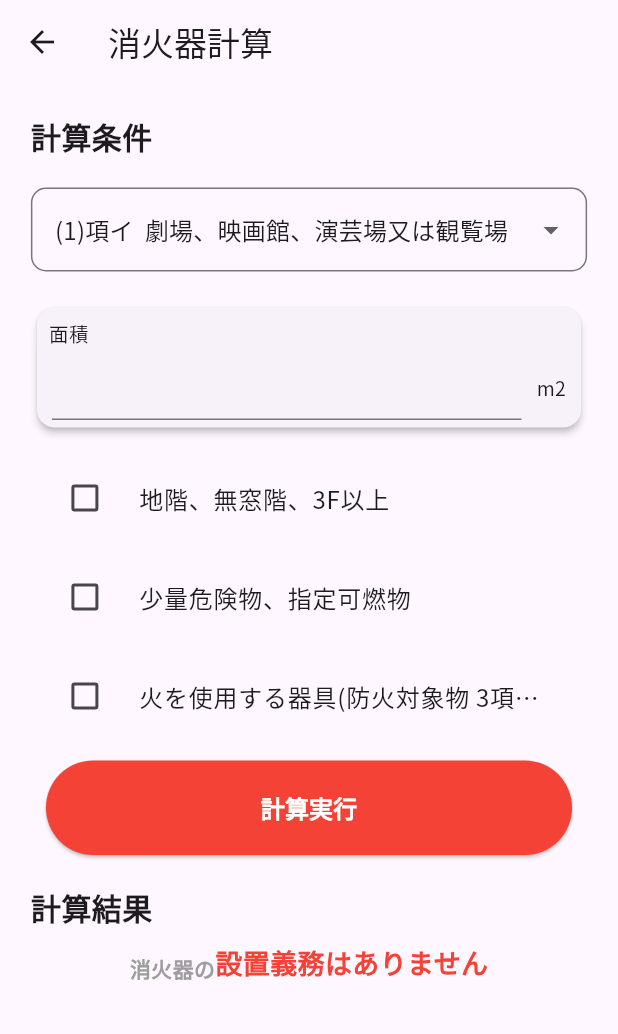
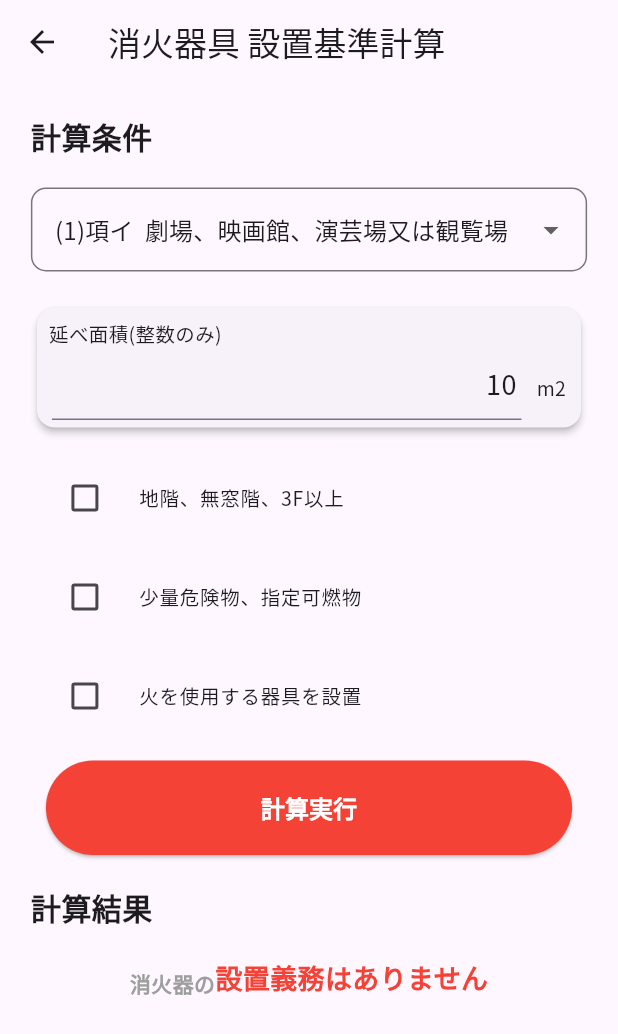
Before and after one commit to snova301/firefight-equip-app, a Flutter app: the FireExtRequirePage screen opened directly, on a phone screen of 412 x 824 dp. Shown: the top 1034 px of the screen. Run offline on Flutter 3.47's test engine with Material 2 defaults, Android fonts, the phone set to English and light mode, and no system bars; our stand-ins replace firebase_analytics, firebase_core, firebase_crashlytics, flutter_riverpod, freezed_annotation, shared_preferences; accounts and stored records are empty; generated files the repository leaves out were written again.

Commit message:
fire ext require page

```diff
--- a/analysis_options.yaml
+++ b/analysis_options.yaml
@@ -31,5 +31,7 @@ linter:
 
 # add freezed
 analyzer:
+  exclude:
+    - "**/*.g.dart"
   errors:
     invalid_annotation_target: ignore
--- a/lib/src/model/data_class.dart
+++ b/lib/src/model/data_class.dart
@@ -13,10 +13,12 @@ class FireExtRequireClass with _$FireExtRequireClass {
     required FirePreventPropertyEnum firePreventProperty, // 防火対象物種類
     required int sq, // 面積
     required bool isNoWindow, // 地階、無窓階、3F以上
+    required bool isCombust, // 少量危険物、指定可燃物
+    required bool isUsedFire, // 火を使用する器具(防火対象物 3項の判断に使用)
 
     /// 出力
-    /// 消火器設置が義務
-    required bool isNeeded,
+    required String strOut, // 消火器設置が義務かどうか
+    required String reason, // 消火器具が必要な理由
   }) = _FireExtRequireClass;
 
   /// from Json
--- a/lib/src/model/enum_class.dart
+++ b/lib/src/model/enum_class.dart
@@ -8,9 +8,9 @@ import 'package:firefight_equip/src/view/pages/setting_page.dart';
 /// ページ名enum
 enum PageNameEnum {
   toppage('トップページ', MyHomePage(), Icons.home_rounded),
-  fireExt('消火器計算', SelectFireExtPage(), Icons.fire_extinguisher),
-  fireExtRequ('消火器 設置基準計算', FireExtRequirePage(), Icons.fire_extinguisher),
-  fireExtCapa('消火器 能力単位計算', FireExtRequirePage(), Icons.fire_extinguisher),
+  fireExt('消火器具計算', SelectFireExtPage(), Icons.fire_extinguisher),
+  fireExtRequ('消火器具 設置基準計算', FireExtRequirePage(), Icons.fire_extinguisher),
+  fireExtCapa('消火器具 能力単位計算', FireExtRequirePage(), Icons.fire_extinguisher),
   setting('設定', SettingPage(), Icons.settings),
   about('About', AboutPage(), Icons.info_outline);
 
@@ -34,7 +34,8 @@ enum FirePreventPropertyEnum {
   no4('(4)項  百貨店、マーケット、その他', true),
   no5I('(5)項イ  旅館、ホテル、宿泊所、その他', true),
   no5Ro('(5)項ロ  寄宿舎、下宿又は共同住宅', false),
-  no6I('(6)項イ  病院、診療所、助産所', true),
+  no6I123('(6)項イ1〜3  入院施設がある病院、診療所、助産所', true),
+  no6I4('(6)項イ4  入院施設がない診療所、助産所', true),
   no6Ro('(6)項ロ  特別養護老人ホーム、救護施設、乳児院、障害児入所施設、その他', true),
   no6Ha('(6)項ハ  老人デイサービスセンター、更生施設、保育所、その他', true),
   no6Ni('(6)項ニ  幼稚園又は特別支援学校', true),
--- a/lib/src/notifiers/fire_ext_require_notifier.dart
+++ b/lib/src/notifiers/fire_ext_require_notifier.dart
@@ -17,7 +17,10 @@ class FireExtRequireNotifier extends StateNotifier<FireExtRequireClass> {
           firePreventProperty: FirePreventPropertyEnum.no1I,
           sq: 10,
           isNoWindow: false,
-          isNeeded: false,
+          isCombust: false,
+          isUsedFire: false,
+          strOut: '設置義務はありません',
+          reason: '',
         ));
 
   /// 防火対象物の更新
@@ -25,23 +28,128 @@ class FireExtRequireNotifier extends StateNotifier<FireExtRequireClass> {
     state = state.copyWith(firePreventProperty: newProperty);
   }
 
+  /// 面積の更新
+  void updateSq(String newVal) {
+    state = state.copyWith(sq: int.parse(newVal));
+  }
+
   /// 無窓階真偽値の更新
   void updateIsNoWindow(bool newBool) {
     state = state.copyWith(isNoWindow: newBool);
   }
 
-  // /// 全データの更新
-  // void updateAll(Map<String, FireExtRequireClass> data) {
-  //   state = {...data};
-  // }
+  /// 指定可燃物真偽値の更新
+  void updateIsCombust(bool newBool) {
+    state = state.copyWith(isCombust: newBool);
+  }
 
+  /// 火を使う器具真偽値の更新
+  void updateIsUsedFire(bool newBool) {
+    state = state.copyWith(isUsedFire: newBool);
+  }
+
+  /// 計算実行
+  void run() {
+    /// 読み込み
+    final firePreventProperty = state.firePreventProperty;
+    final sq = state.sq;
+    final isNoWindow = state.isNoWindow;
+    final isCombust = state.isCombust;
+    final isUsedFire = state.isUsedFire;
+
+    /// 入力条件をもとに判断
+    if (
+        // 延べ面積に関係なく設置義務がある防火対象物
+        // 1項イ、2項、6項イ1-3、6項ロ、16の2項、16の3項、17項、20項
+        firePreventProperty == FirePreventPropertyEnum.no1I ||
+            firePreventProperty == FirePreventPropertyEnum.no2I ||
+            firePreventProperty == FirePreventPropertyEnum.no2Ro ||
+            firePreventProperty == FirePreventPropertyEnum.no2Ha ||
+            firePreventProperty == FirePreventPropertyEnum.no2Ni ||
+            firePreventProperty == FirePreventPropertyEnum.no6I123 ||
+            firePreventProperty == FirePreventPropertyEnum.no6Ro ||
+            firePreventProperty == FirePreventPropertyEnum.no16No2 ||
+            firePreventProperty == FirePreventPropertyEnum.no16No3 ||
+            firePreventProperty == FirePreventPropertyEnum.no17 ||
+            firePreventProperty == FirePreventPropertyEnum.no20) {
+      state = state.copyWith(strOut: '設置義務があります');
+      state = state.copyWith(reason: '※ 延べ面積に関係なく消火器具の設置が義務');
+    } else if (
+        // 延べ面積に関係なく設置義務がある防火対象物
+        // 3項の火を使用する設備を使う場合
+        (firePreventProperty == FirePreventPropertyEnum.no3I ||
+                firePreventProperty == FirePreventPropertyEnum.no3Ro) &&
+            isUsedFire) {
+      state = state.copyWith(strOut: '設置義務があります');
+      state =
+          state.copyWith(reason: '※ 火を使用する器具が設置されているため、延べ面積に関係なく消火器具の設置が義務');
+    } else if (
+        // 延べ面積に関係なく設置義務がある防火対象物
+        // 少量危険物、指定可燃物
+        isCombust) {
+      state = state.copyWith(strOut: '設置義務があります');
+      state = state.copyWith(reason: '※ 少量危険物または指定可燃物を貯蔵または取り扱っているため');
+    } else if (
+        // 延べ面積150m2以上で設置義務がある防火対象物
+        // 1項ロ、4項、5項、6項イ4、6項ハ、6項ニ、9項、12項、13項、14項
+        (firePreventProperty == FirePreventPropertyEnum.no1Ro ||
+                firePreventProperty == FirePreventPropertyEnum.no4 ||
+                firePreventProperty == FirePreventPropertyEnum.no5I ||
+                firePreventProperty == FirePreventPropertyEnum.no5Ro ||
+                firePreventProperty == FirePreventPropertyEnum.no6I4 ||
+                firePreventProperty == FirePreventPropertyEnum.no6Ha ||
+                firePreventProperty == FirePreventPropertyEnum.no6Ni ||
+                firePreventProperty == FirePreventPropertyEnum.no9I ||
+                firePreventProperty == FirePreventPropertyEnum.no9Ro ||
+                firePreventProperty == FirePreventPropertyEnum.no12I ||
+                firePreventProperty == FirePreventPropertyEnum.no12Ro ||
+                firePreventProperty == FirePreventPropertyEnum.no13I ||
+                firePreventProperty == FirePreventPropertyEnum.no13Ro ||
+                firePreventProperty == FirePreventPropertyEnum.no14) &&
+            sq >= 150) {
+      state = state.copyWith(strOut: '設置義務があります');
+      state = state.copyWith(reason: '※ 延べ面積150m2以上で消火器具の設置が義務');
+    } else if (
+        // 延べ面積150m2以上で設置義務がある防火対象物
+        // 3項の火を使用する設備を使わない場合
+        (firePreventProperty == FirePreventPropertyEnum.no3I ||
+                firePreventProperty == FirePreventPropertyEnum.no3Ro) &&
+            !isUsedFire) {
+      state = state.copyWith(strOut: '設置義務があります');
+      state =
+          state.copyWith(reason: '※ 火を使用する器具が設置されているため、延べ面積150m2以上で消火器具の設置が義務');
+    } else if (
+        // 延べ面積300m2以上で設置義務がある防火対象物
+        // 7項、8項、10項、11項、15項
+        (firePreventProperty == FirePreventPropertyEnum.no7 ||
+                firePreventProperty == FirePreventPropertyEnum.no8 ||
+                firePreventProperty == FirePreventPropertyEnum.no10 ||
+                firePreventProperty == FirePreventPropertyEnum.no11 ||
+                firePreventProperty == FirePreventPropertyEnum.no15) &&
+            sq >= 300) {
+      state = state.copyWith(strOut: '設置義務があります');
+      state = state.copyWith(reason: '※ 延べ面積300m2以上で消火器具の設置が義務');
+    } else if (
+        // 床面積50m2以上で設置義務がある防火対象物
+        // 地階、無窓階、3F以上の階
+        isNoWindow && sq >= 50) {
+      state = state.copyWith(strOut: '設置義務があります');
+      state = state.copyWith(reason: '※ 地階、無窓階、3F以上の階は床面積が50m2以上で消火器具の設置が義務');
+    } else if (
+        // 複合用途防火対象物は当該用途の基準による
+        firePreventProperty == FirePreventPropertyEnum.no16I ||
+            firePreventProperty == FirePreventPropertyEnum.no16Ro) {
+      state = state.copyWith(strOut: '設置義務は当該用途の基準による');
+      state = state.copyWith(reason: '');
+    } else {
+      state = state.copyWith(strOut: '設置義務はありません');
+      state = state.copyWith(reason: 'ただし、市町村条例や危険物施設には注意してください');
+    }
+  }
 }
 
-final textInputProvider = StateProvider((ref) => TextEditingController());
-
-final fireExtReqOutputProvider = StateProvider((ref) {
-  if (ref.watch(fireExtRequireProvider).isNeeded) {
-    return '設置義務があります';
-  }
-  return '設置義務はありません';
+/// テキスト入力初期化
+final fireExtReqSqTxtCtrlProvider = StateProvider((ref) {
+  String sq = ref.watch(fireExtRequireProvider).sq.toString();
+  return TextEditingController(text: sq);
 });
--- a/lib/src/notifiers/shared_pref_class.dart
+++ b/lib/src/notifiers/shared_pref_class.dart
@@ -9,7 +9,7 @@ import 'package:shared_preferences/shared_preferences.dart';
 class SharedPrefClass {
   /// 以前の計算データをshared_preferencesから削除
   void removeCalc(WidgetRef ref) async {
-    SharedPreferences prefs = await SharedPreferences.getInstance();
+    // SharedPreferences prefs = await SharedPreferences.getInstance();
 
     /// キャッシュ削除
     // prefs.remove(SharedPrefEnum.calcCableDesign.name);
@@ -37,7 +37,7 @@ class SharedPrefClass {
           .read(settingProvider.notifier)
           .updateDarkMode(getSettingData.darkMode);
     } catch (e) {
-      print(e);
+      // print(e);
     }
   }
 }
--- a/lib/src/view/pages/fire_ext_require_page.dart
+++ b/lib/src/view/pages/fire_ext_require_page.dart
@@ -39,7 +39,7 @@ class FireExtRequirePageState extends ConsumerState<FireExtRequirePage> {
       onTap: () => FocusScope.of(context).unfocus(),
       child: Scaffold(
         appBar: AppBar(
-          title: Text(PageNameEnum.fireExt.title),
+          title: Text(PageNameEnum.fireExtRequ.title),
         ),
         body: Row(
           children: [
@@ -56,14 +56,27 @@ class FireExtRequirePageState extends ConsumerState<FireExtRequirePage> {
                   const SeparateText(title: '計算条件'),
 
                   /// 防火対象物の選択
-                  const FirePreventPropertySelectDD(),
+                  FirePreventPropertySelectDD(
+                    value: ref
+                        .watch(fireExtRequireProvider)
+                        .firePreventProperty
+                        .title,
+                    func: (FirePreventPropertyEnum value) {
+                      ref
+                          .read(fireExtRequireProvider.notifier)
+                          .updateFirePreventProperty(value);
+                    },
+                  ),
 
                   /// 面積入力
                   InputTextCard(
-                      title: '面積',
+                    title: ref.watch(fireExtRequireProvider).isNoWindow
+                        ? '床面積(整数のみ)'
+                        : '延べ面積(整数のみ)', // 地階、無窓階、3F以上の階は床面積で判断
                     unit: 'm2',
                     message: '整数のみ',
-                      controller: ref.watch(textInputProvider)),
+                    controller: ref.watch(fireExtReqSqTxtCtrlProvider),
+                  ),
 
                   /// 地階、無窓階、3F以上のチェックボックス
                   CheckBoxCard(
@@ -79,23 +92,23 @@ class FireExtRequirePageState extends ConsumerState<FireExtRequirePage> {
                   /// 少量危険物のチェックボックス
                   CheckBoxCard(
                     title: '少量危険物、指定可燃物',
-                    isChecked: ref.watch(fireExtRequireProvider).isNoWindow,
+                    isChecked: ref.watch(fireExtRequireProvider).isCombust,
                     func: (bool newBool) {
                       ref
                           .read(fireExtRequireProvider.notifier)
-                          .updateIsNoWindow(newBool);
+                          .updateIsCombust(newBool);
                     },
                   ),
 
                   /// 火を使用する器具のチェックボックス
                   /// 3項の判断に使用
                   CheckBoxCard(
-                    title: '火を使用する器具(防火対象物 3項の判断に使用)',
-                    isChecked: ref.watch(fireExtRequireProvider).isNoWindow,
+                    title: '火を使用する器具を設置',
+                    isChecked: ref.watch(fireExtRequireProvider).isUsedFire,
                     func: (bool newBool) {
                       ref
                           .read(fireExtRequireProvider.notifier)
-                          .updateIsNoWindow(newBool);
+                          .updateIsUsedFire(newBool);
                     },
                   ),
 
@@ -103,7 +116,12 @@ class FireExtRequirePageState extends ConsumerState<FireExtRequirePage> {
                   RunButton(
                     // paddingSize: blockWidth,
                     func: () {
-                      null;
+                      final sqTxtCtrl =
+                          ref.read(fireExtReqSqTxtCtrlProvider).text;
+                      ref
+                          .read(fireExtRequireProvider.notifier)
+                          .updateSq(sqTxtCtrl);
+                      ref.read(fireExtRequireProvider.notifier).run();
                     },
                   ),
 
@@ -115,8 +133,14 @@ class FireExtRequirePageState extends ConsumerState<FireExtRequirePage> {
 
                   /// 結果表示
                   _OutputText(
-                    result: ref.watch(fireExtReqOutputProvider),
-                  )
+                    preface: '消火器の',
+                    result: ref.watch(fireExtRequireProvider).strOut,
+                  ),
+
+                  _OutputText(
+                    preface: ref.watch(fireExtRequireProvider).reason,
+                    prefaceFontSize: 12,
+                  ),
                 ],
               ),
             ),
@@ -129,33 +153,51 @@ class FireExtRequirePageState extends ConsumerState<FireExtRequirePage> {
 
 /// 結果表示用のwidget
 class _OutputText extends ConsumerWidget {
-  final String result; // 出力結果
+  final String preface; // 序文
+  final double? prefaceFontSize; // 序文のフォントサイズ
+  final String? result; // 出力結果
 
-  const _OutputText({Key? key, required this.result}) : super(key: key);
+  const _OutputText({
+    Key? key,
+    required this.preface,
+    this.prefaceFontSize,
+    this.result,
+  }) : super(key: key);
 
   @override
   Widget build(BuildContext context, WidgetRef ref) {
-    return Row(
+    return Container(
+      padding: const EdgeInsets.fromLTRB(0, 10, 0, 10),
+      child: Row(
         mainAxisAlignment: MainAxisAlignment.center,
         crossAxisAlignment: CrossAxisAlignment.end,
         children: [
-        const Text(
-          '消火器の',
+          // 序文
+          Flexible(
+            child: Text(
+              preface,
               style: TextStyle(
-            fontSize: 14,
+                fontSize: prefaceFontSize ?? 14,
                 color: Colors.grey,
                 fontWeight: FontWeight.bold,
               ),
+              overflow: TextOverflow.clip,
             ),
-        Text(
-          result,
+          ),
+          // 本文
+          result == null
+              ? Container()
+              : Text(
+                  result!,
                   style: const TextStyle(
                     fontSize: 18,
                     color: Colors.red,
                     fontWeight: FontWeight.bold,
                   ),
+                  overflow: TextOverflow.visible,
                 ),
         ],
+      ),
     );
   }
 }
--- a/lib/src/view/widgets/checkbox_card_widget.dart
+++ b/lib/src/view/widgets/checkbox_card_widget.dart
@@ -26,6 +26,9 @@ class CheckBoxCard extends ConsumerWidget {
         controlAffinity: ListTileControlAffinity.leading,
         title: Text(
           title,
+          style: const TextStyle(
+            fontSize: 13,
+          ),
           overflow: TextOverflow.ellipsis,
         ),
       ),
--- a/lib/src/view/widgets/common_widgets.dart
+++ b/lib/src/view/widgets/common_widgets.dart
@@ -1,10 +1,6 @@
-import 'package:firefight_equip/src/model/enum_class.dart';
 import 'package:flutter/material.dart';
-import 'package:flutter_riverpod/flutter_riverpod.dart';
 import 'package:firebase_analytics/firebase_analytics.dart';
 import 'package:url_launcher/url_launcher.dart';
-
-final testProvider = StateProvider((ref) => FirePreventPropertyEnum.no1I.title);
 
 /// snackbarで注意喚起を行うWidget
 class SnackBarAlert {
--- a/lib/src/view/widgets/fire_prevent_property_select_widget.dart
+++ b/lib/src/view/widgets/fire_prevent_property_select_widget.dart
@@ -1,11 +1,17 @@
 import 'package:firefight_equip/src/model/enum_class.dart';
-import 'package:firefight_equip/src/view/widgets/common_widgets.dart';
 import 'package:flutter/material.dart';
 import 'package:flutter_riverpod/flutter_riverpod.dart';
 
 /// 防火対象物の選択widget
 class FirePreventPropertySelectDD extends ConsumerWidget {
-  const FirePreventPropertySelectDD({Key? key}) : super(key: key);
+  final String value; // 値
+  final Function(FirePreventPropertyEnum newVal) func; // 実行関数
+
+  const FirePreventPropertySelectDD({
+    Key? key,
+    required this.value,
+    required this.func,
+  }) : super(key: key);
 
   @override
   Widget build(BuildContext context, WidgetRef ref) {
@@ -22,7 +28,7 @@ class FirePreventPropertySelectDD extends ConsumerWidget {
         // alignment: AlignmentDirectional.center,
         hint: const Text('防火対象物を選択してください'),
         isExpanded: true,
-        value: ref.watch(testProvider),
+        value: value,
         items: FirePreventPropertyEnum.values.map<DropdownMenuItem<String>>(
           (FirePreventPropertyEnum value) {
             return DropdownMenuItem<String>(
@@ -35,8 +41,12 @@ class FirePreventPropertySelectDD extends ConsumerWidget {
           },
         ).toList(),
         onChanged: (String? value) {
+          /// 値の検索とFirePreventPropertyEnumへの変換
+          var newVal = FirePreventPropertyEnum.values
+              .firstWhere((element) => element.title == value!);
+
           /// 値の変更
-          ref.read(testProvider.state).state = value!;
+          func(newVal);
         },
       ),
     );
--- a/lib/src/view/widgets/input_text_card_widget.dart
+++ b/lib/src/view/widgets/input_text_card_widget.dart
@@ -57,7 +57,8 @@ class InputTextCard extends ConsumerWidget {
                       ),
                       keyboardType: TextInputType.number,
                       inputFormatters: [
-                        FilteringTextInputFormatter.allow(RegExp(r'[0-9.]')),
+                        // FilteringTextInputFormatter.allow(RegExp(r'[0-9.]')),
+                        FilteringTextInputFormatter.allow(RegExp(r'[0-9]')),
                         LengthLimitingTextInputFormatter(6),
                       ],
                     ),
```
Lines whose indentation alone changed are shown as unchanged.
